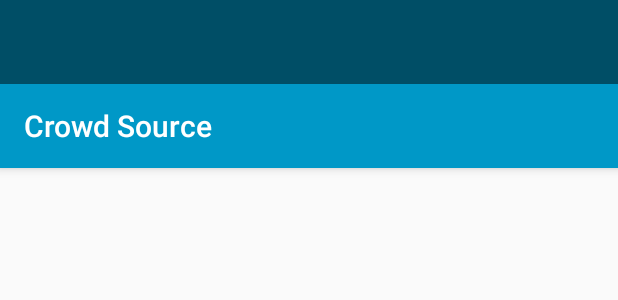
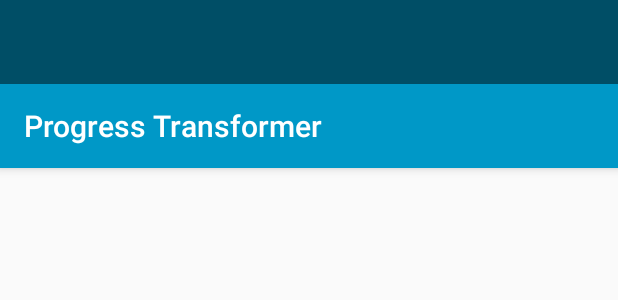
Before and after one commit to ishandisanayaka/Progress-Transformer, an Android app: the layout activity_main.xml on its own in the app's theme, with its tools: preview values and no code run, on a phone screen of 412 x 824 dp. Shown: the top 300 px of the screen. Run offline under Robolectric (Android 15) with nearby library versions, the phone set to English and light mode, and no system bars.

```diff
--- a/app/src/main/AndroidManifest.xml
+++ b/app/src/main/AndroidManifest.xml
@@ -11,6 +11,7 @@
     <uses-permission android:name="android.permission.ACCESS_NETWORK_STATE" />
     <uses-permission android:name="android.permission.READ_PHONE_STATE" />
     <uses-permission android:name="android.permission.WRITE_EXTERNAL_STORAGE" />
+    <uses-permission android:name="android.permission.READ_EXTERNAL_STORAGE" />
 
     <uses-feature
         android:name="android.hardware.wifi.direct"
@@ -22,6 +23,7 @@
         android:label="@string/app_name"
         android:roundIcon="@mipmap/ic_launcher_round"
         android:supportsRtl="true"
+        android:requestLegacyExternalStorage="true"
         android:theme="@style/AppTheme">
         <activity android:name=".SendVideo.SendVideo"></activity>
         <activity android:name=".SendVideo.SendVideoToAnotherDevice" />
@@ -34,6 +36,7 @@
         <!-- </activity> -->
         <activity
             android:name=".MainActivity"
+
             android:theme="@style/AppTheme.NoActionBar">
             <intent-filter>
                 <action android:name="android.intent.action.MAIN" />
--- a/app/src/main/java/com/example/progresstransformer/Fragment/VideoFragment.java
+++ b/app/src/main/java/com/example/progresstransformer/Fragment/VideoFragment.java
@@ -6,6 +6,7 @@ import android.content.pm.PackageManager;
 import android.net.Uri;
 import android.os.Build;
 import android.os.Bundle;
+import android.os.Environment;
 import android.util.Log;
 import android.view.LayoutInflater;
 import android.view.View;
@@ -70,6 +71,7 @@ public class VideoFragment extends Fragment implements RecyclerViewAdapter.OnNot
         recyclerViewAdapter = new RecyclerViewAdapter(MainActivity.getContextOfApplication(),this);
 
         recyclerView.setAdapter(recyclerViewAdapter);
+
 //        Intent intent = new Intent(getActivity(), VideoPlayer.class);
 //        startActivity(intent);
         return mView;
@@ -91,6 +93,7 @@ public class VideoFragment extends Fragment implements RecyclerViewAdapter.OnNot
 
                 for (String path : storagePaths) {
                     storage = new File(path);
+                    //File file = new File(Environment.getExternalStorageDirectory(), path);
                     Method.load_Directory_Files(storage);
                 }
 
--- a/app/src/main/java/com/example/progresstransformer/MainActivity.java
+++ b/app/src/main/java/com/example/progresstransformer/MainActivity.java
@@ -73,6 +73,7 @@ public class MainActivity extends AppCompatActivity implements NavigationView.On
         storagePaths = StorageUtil.getStorageDirectories(this);
 
         for (String path : storagePaths) {
+
             storage = new File(path);
             Method.load_Directory_Files(storage);
         }
@@ -165,4 +166,8 @@ public class MainActivity extends AppCompatActivity implements NavigationView.On
     }
 
 
+
+
+
+
 }
--- a/app/src/main/java/com/example/progresstransformer/VideoLoder/Method.java
+++ b/app/src/main/java/com/example/progresstransformer/VideoLoder/Method.java
@@ -2,6 +2,8 @@
 package com.example.progresstransformer.VideoLoder;
 
 import android.net.Uri;
+import android.os.Environment;
+import android.util.Log;
 
 import com.example.progresstransformer.Database.DBHelper;
 import com.example.progresstransformer.MainActivity;
@@ -10,6 +12,7 @@ import java.io.File;
 
 public class Method {
     private static DBHelper dbHelper;
+    private static MainActivity mainActivity=new MainActivity();
 
     public static void load_Directory_Files(File directory){
         File[] fileList = directory.listFiles();
@@ -25,6 +28,7 @@ public class Method {
                         if(name.endsWith(extension) && !Constant.allMediaList.contains(fileList[i])){
                             Constant.allMediaList.add(fileList[i]);
 
+
                             //when we found file
                             break;
                         }
--- a/app/src/main/java/com/example/progresstransformer/VideoLoder/RecyclerViewAdapter.java
+++ b/app/src/main/java/com/example/progresstransformer/VideoLoder/RecyclerViewAdapter.java
@@ -4,6 +4,7 @@ import android.app.Activity;
 import android.content.Context;
 import android.content.Intent;
 import android.net.Uri;
+import android.util.Log;
 import android.view.LayoutInflater;
 import android.view.View;
 import android.view.ViewGroup;
@@ -31,6 +32,7 @@ public class RecyclerViewAdapter extends RecyclerView.Adapter<RecyclerView.ViewH
     private DBHelper dbHelper;
 
     public RecyclerViewAdapter(Context mContext,OnNoteListner onNoteListner2){
+
         this.mOnNoteListner=onNoteListner2;
         this.mContext = mContext;
     }
@@ -40,6 +42,7 @@ public class RecyclerViewAdapter extends RecyclerView.Adapter<RecyclerView.ViewH
     public RecyclerView.ViewHolder onCreateViewHolder(@NonNull ViewGroup parent, int viewType) {
         View view = LayoutInflater.from(parent.getContext()).inflate(R.layout.files_list,parent,false);
 
+
         return new FileLayoutHolder(view,mOnNoteListner);
     }
 
@@ -48,6 +51,7 @@ public class RecyclerViewAdapter extends RecyclerView.Adapter<RecyclerView.ViewH
         ((FileLayoutHolder)holder).videoTitle.setText(Constant.allMediaList.get(position).getName());
         //we will load thumbnail using glid library
         Uri uri = Uri.fromFile(Constant.allMediaList.get(position));
+
 
 
 
--- a/app/src/main/res/layout/activity_main.xml
+++ b/app/src/main/res/layout/activity_main.xml
@@ -21,7 +21,7 @@
 
             android:theme="@style/ThemeOverlay.AppCompat.Dark.ActionBar"
             app:popupTheme="@style/ThemeOverlay.AppCompat.Light"
-            app:title="Crowd Source"
+            app:title="Progress Transformer"
             android:elevation="4dp"/>
         <FrameLayout
             android:layout_width="match_parent"
```
